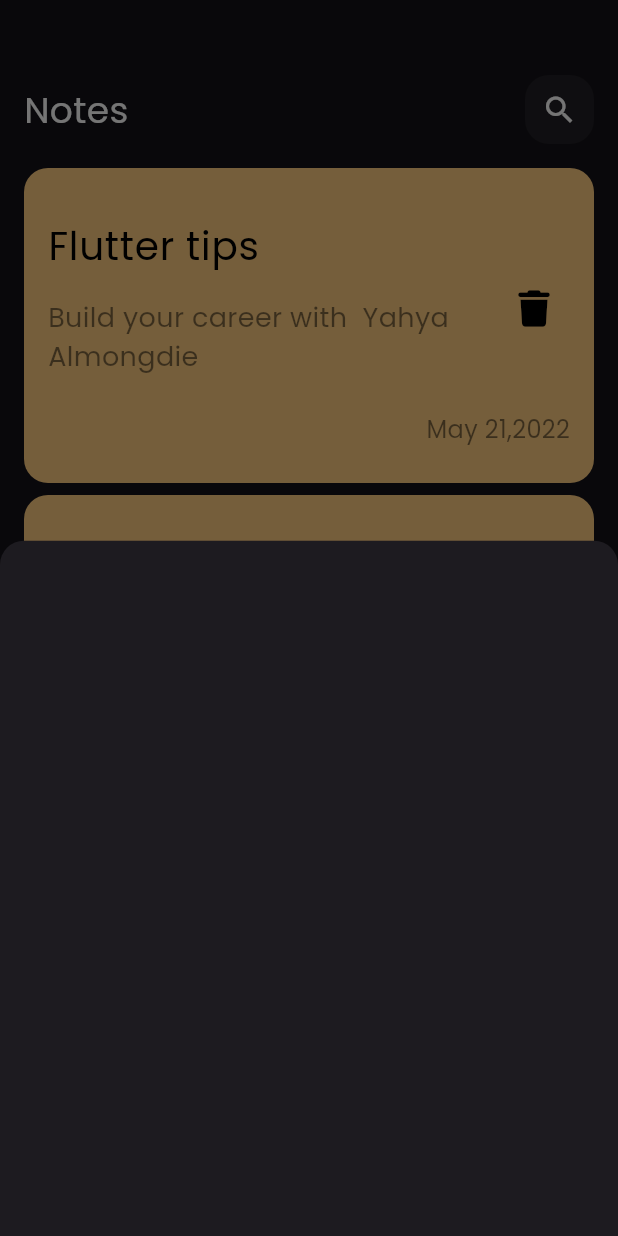
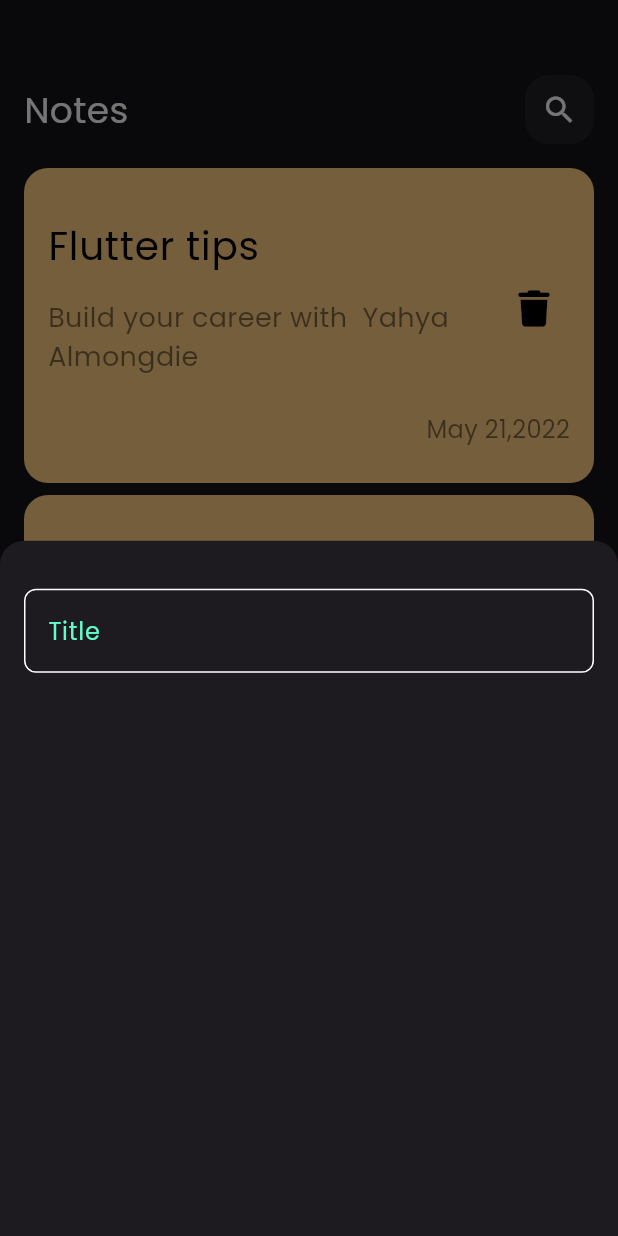
Before and after one commit to yahyaalmongdie/note_app, a Flutter app: the screen it shows after launch, after a tap on the "add" icon, on a phone screen of 412 x 824 dp. Run offline on Flutter 3.47's test engine with Material 3 defaults, Android fonts, the phone set to English and light mode, and no system bars; our stand-ins replace font_awesome_flutter.

Commit message:
create custom text form filed

```diff
--- /dev/null
+++ b/lib/core/utils/constans.dart
@@ -0,0 +1,3 @@
+import 'package:flutter/material.dart';
+
+const Color kPrimaryColor =  Color(0xff62fcc7);
--- /dev/null
+++ b/lib/core/widget/custom_text_form_feild.dart
@@ -0,0 +1,27 @@
+import 'package:flutter/material.dart';
+import 'package:note_app/core/utils/constans.dart';
+
+class CustomTextFormFiled extends StatelessWidget {
+  const CustomTextFormFiled({super.key, required this.hintText});
+
+  final String hintText;
+  @override
+  Widget build(BuildContext context) {
+    return TextFormField(
+      cursorColor: kPrimaryColor,
+
+      decoration: InputDecoration(
+          hintText: hintText,
+          hintStyle: const TextStyle(color: kPrimaryColor),
+          border: buildBorder(),
+          enabledBorder: buildBorder(),
+          focusedBorder: buildBorder(kPrimaryColor)),
+    );
+  }
+
+  OutlineInputBorder buildBorder([color]) {
+    return OutlineInputBorder(
+        borderRadius: BorderRadius.circular(8),
+        borderSide: BorderSide(color: color ?? Colors.white));
+  }
+}
--- a/lib/features/home/presentation/view/widget/add_note_bottom_sheet.dart
+++ b/lib/features/home/presentation/view/widget/add_note_bottom_sheet.dart
@@ -1,10 +1,21 @@
 import 'package:flutter/material.dart';
+import 'package:note_app/core/widget/custom_text_form_feild.dart';
 
 class AddNoteBottomSheet extends StatelessWidget {
   const AddNoteBottomSheet({super.key});
 
   @override
   Widget build(BuildContext context) {
-    return Container();
+    return const Padding(
+      padding: EdgeInsets.symmetric(horizontal: 16),
+      child: Column(
+        children: [
+          SizedBox(
+            height: 32,
+          ),
+          CustomTextFormFiled(hintText: "Title",)
+        ],
+      ),
+    );
   }
 }
```
